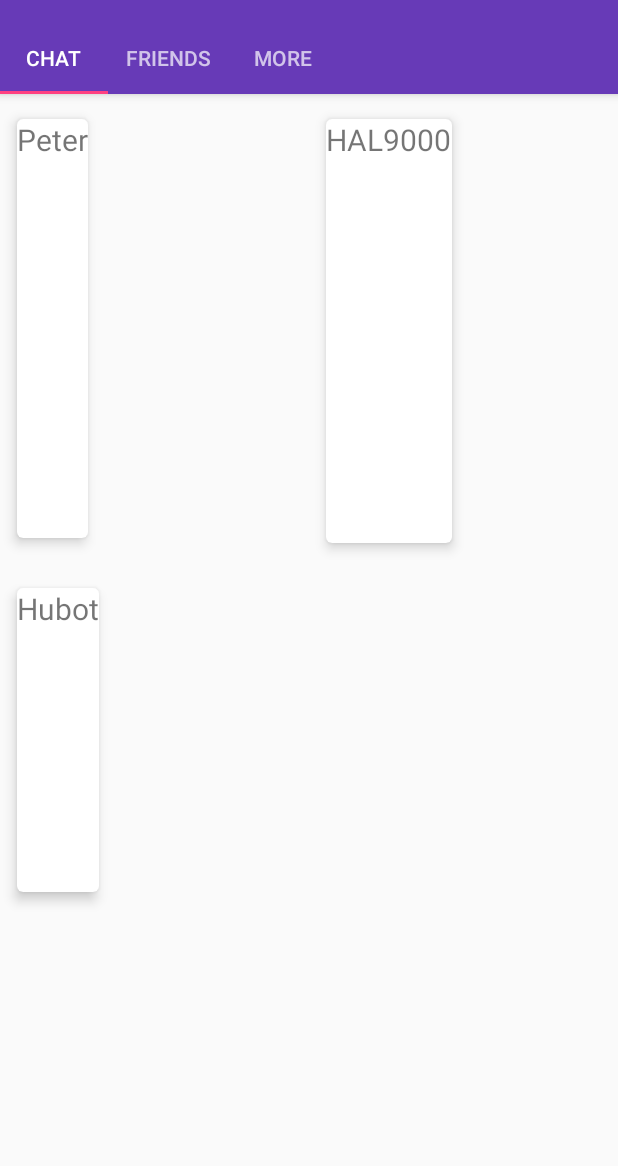
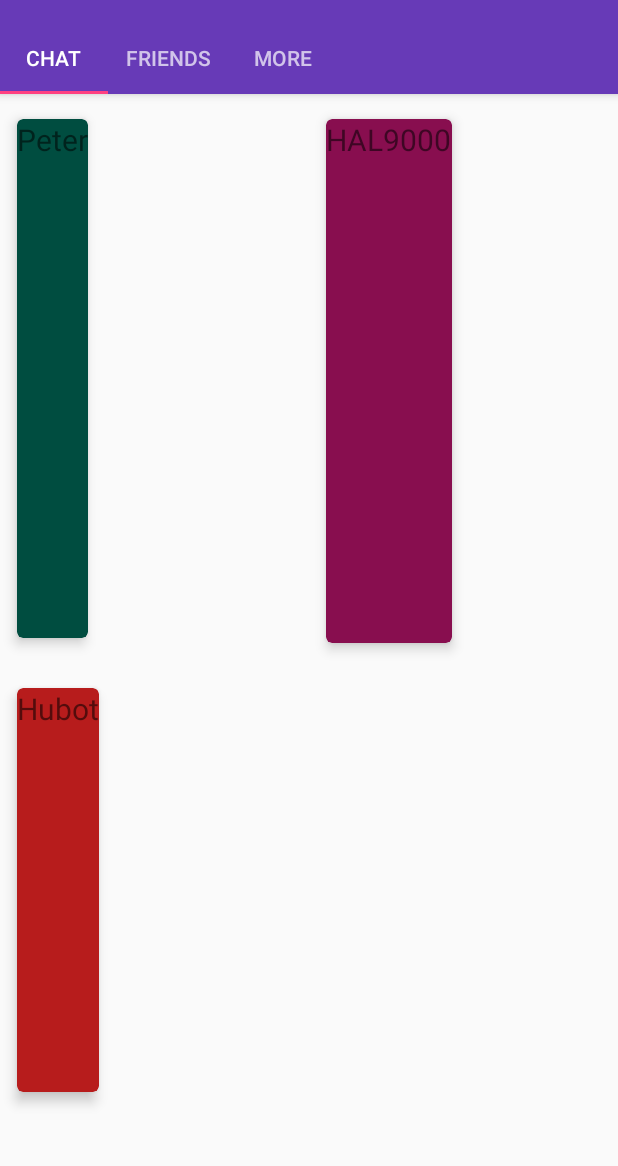
Before and after one commit to asfork/Blah, an Android app: the screen it shows after launch (MainActivity), on a phone screen of 412 x 824 dp, the part 62-1228 px from its top. Run offline under Robolectric (Android 15) with nearby library versions, the phone set to English and light mode, and no system bars; 1 statement that could not run was skipped.

Commit message:
set background color by 'Color.parseColor' method to solve inaccurate color

```diff
--- a/app/src/main/java/com/v2cc/im/blah/chat/ChatStaggeredViewAdapter.java
+++ b/app/src/main/java/com/v2cc/im/blah/chat/ChatStaggeredViewAdapter.java
@@ -1,7 +1,10 @@
 package com.v2cc.im.blah.chat;
 
 import android.content.Context;
+import android.graphics.Color;
+import android.support.v7.widget.CardView;
 import android.support.v7.widget.RecyclerView;
+import android.util.Log;
 import android.view.LayoutInflater;
 import android.view.View;
 import android.view.ViewGroup;
@@ -22,16 +25,19 @@ public class ChatStaggeredViewAdapter extends RecyclerView.Adapter<ChatStaggered
 
     Context context;
     private ArrayList<MessageBean> list;
-    private List<Integer> mHeights;
+    private List<Integer> heights;
+    private ArrayList<String> colors;
 
     // Provide a reference to the type of views that you are using
     // (custom viewholder)
     public static class ViewHolder extends RecyclerView.ViewHolder {
-        public TextView mTextView;
+        public TextView textView;
+        public CardView cardView;
 
         public ViewHolder(View itemView) {
             super(itemView);
-            mTextView = (TextView) itemView.findViewById(R.id.tv_name);
+            cardView = (CardView) itemView.findViewById(R.id.card_view);
+            textView = (TextView) itemView.findViewById(R.id.tv_name);
         }
     }
 
@@ -39,12 +45,15 @@ public class ChatStaggeredViewAdapter extends RecyclerView.Adapter<ChatStaggered
         this.context = context;
         this.list = list;
 
-        mHeights = new ArrayList<>();
-        if (list != null) {
-            for (int i = 0; i < list.size(); i++) {
-                mHeights.add((int) (Math.random() * 300) + 200);
-            }
-        }
+
+        heights = new ArrayList<>();
+        colors = new ArrayList<>();
+        Log.d("ChatStaggered", "start" + list.size());
+//        if (list != null) {
+//            for (int i = 0; i < list.size(); i++) {
+//                heights.add((int) (Math.random() * 300) + 300);
+//            }
+//        }
     }
 
     /**
@@ -77,19 +86,39 @@ public class ChatStaggeredViewAdapter extends RecyclerView.Adapter<ChatStaggered
                     return true;
                 }
             });
-
         }
 
-        if (list.size() != mHeights.size()) {
-            for (int i = mHeights.size(); i < list.size(); i++) {
-                mHeights.add((int) (Math.random() * 300) + 200);
+        if (list.size() != heights.size()) {
+            Log.d("ChatStaggered", "repeat" + list.size());
+            for (int i = heights.size(); i < list.size(); i++) {
+                heights.add((int) (Math.random() * 300) + 300);
+
+                // TODO add more colors
+                switch (i % 5) {
+                    case 0:
+                        colors.add("#004D40");
+                        break;
+                    case 1:
+                        colors.add("#880E4F");
+                        break;
+                    case 2:
+                        colors.add("#b71c1c");
+                        break;
+                    case 3:
+                        colors.add("#5D4037");
+                        break;
+                    case 4:
+                        colors.add("#F57F17");
+                        break;
+                }
             }
         }
+        holder.cardView.setCardBackgroundColor(Color.parseColor(colors.get(position)));
 
-        ViewGroup.LayoutParams mLayoutParams = holder.mTextView.getLayoutParams();
-        mLayoutParams.height = mHeights.get(position);
-        holder.mTextView.setLayoutParams(mLayoutParams);
-        holder.mTextView.setText(list.get(position).getName());
+        ViewGroup.LayoutParams mLayoutParams = holder.textView.getLayoutParams();
+        mLayoutParams.height = heights.get(position);
+        holder.textView.setLayoutParams(mLayoutParams);
+        holder.textView.setText(list.get(position).getName());
     }
 
     @Override
```
